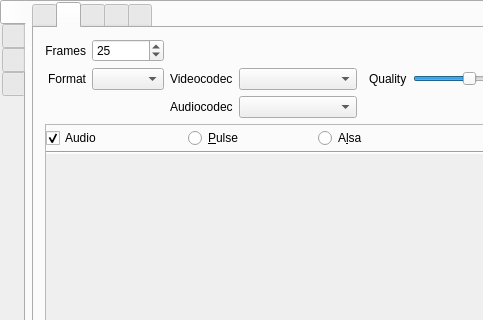
The window that src/formMainWindow.ui (vkohaupt/vokoscreenNG) describes before a commit, drawn with Qt 5; both pictures show x 0 to 483 and y 0 to 320 of the 708 by 448 pixel window.
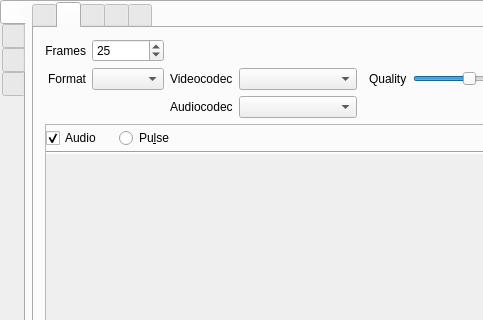
The same window after the commit. Icons and pictures are not drawn.

Commit message: Remove alsa support and add new pulseaudio watcher

The edit to the form file:
```diff
--- a/src/formMainWindow.ui
+++ b/src/formMainWindow.ui
@@ -840,43 +840,10 @@
                       <property name="bottomMargin">
                        <number>3</number>
                       </property>
-                      <item>
-                       <spacer name="horizontalSpacer_17">
-                        <property name="orientation">
-                         <enum>Qt::Horizontal</enum>
-                        </property>
-                        <property name="sizeHint" stdset="0">
-                         <size>
-                          <width>40</width>
-                          <height>20</height>
-                         </size>
-                        </property>
-                       </spacer>
-                      </item>
                       <item>
                        <widget class="QRadioButton" name="radioButtonPulse">
                         <property name="text">
-                         <string>&amp;Pulse</string>
-                        </property>
-                       </widget>
-                      </item>
-                      <item>
-                       <spacer name="horizontalSpacer_16">
-                        <property name="orientation">
-                         <enum>Qt::Horizontal</enum>
-                        </property>
-                        <property name="sizeHint" stdset="0">
-                         <size>
-                          <width>40</width>
-                          <height>20</height>
-                         </size>
-                        </property>
-                       </spacer>
-                      </item>
-                      <item>
-                       <widget class="QRadioButton" name="radioButtonAlsa">
-                        <property name="text">
-                         <string>A&amp;lsa</string>
+                         <string>Pu&amp;lse</string>
                         </property>
                        </widget>
                       </item>
```
The commit also changes 14 other files.
